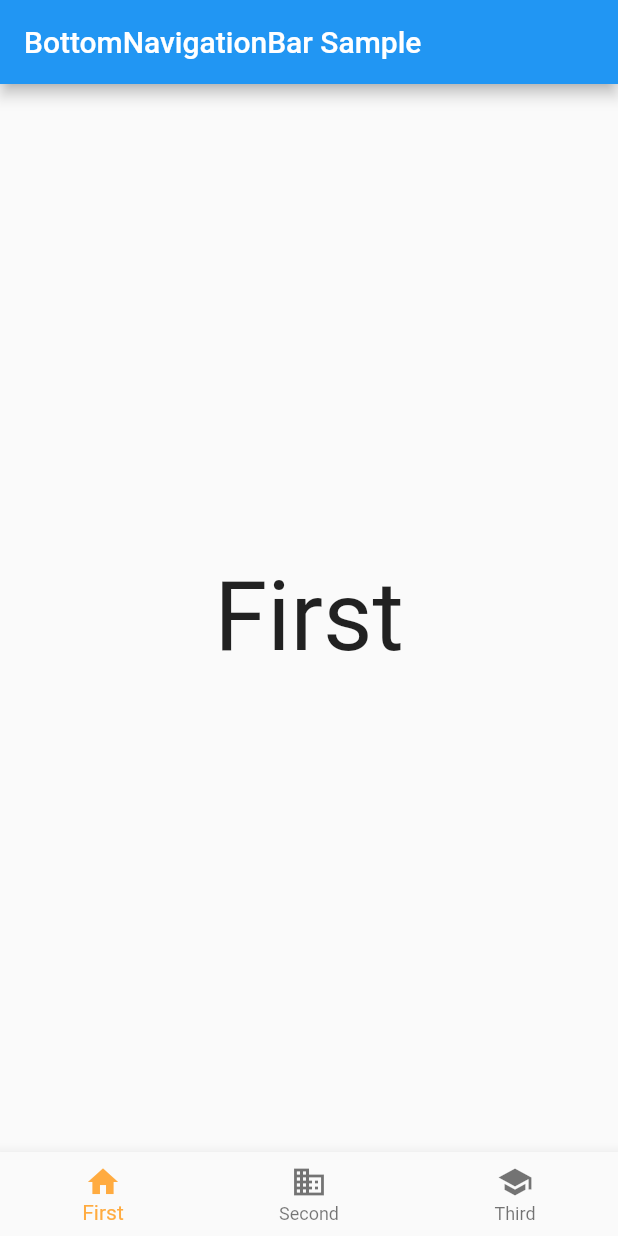
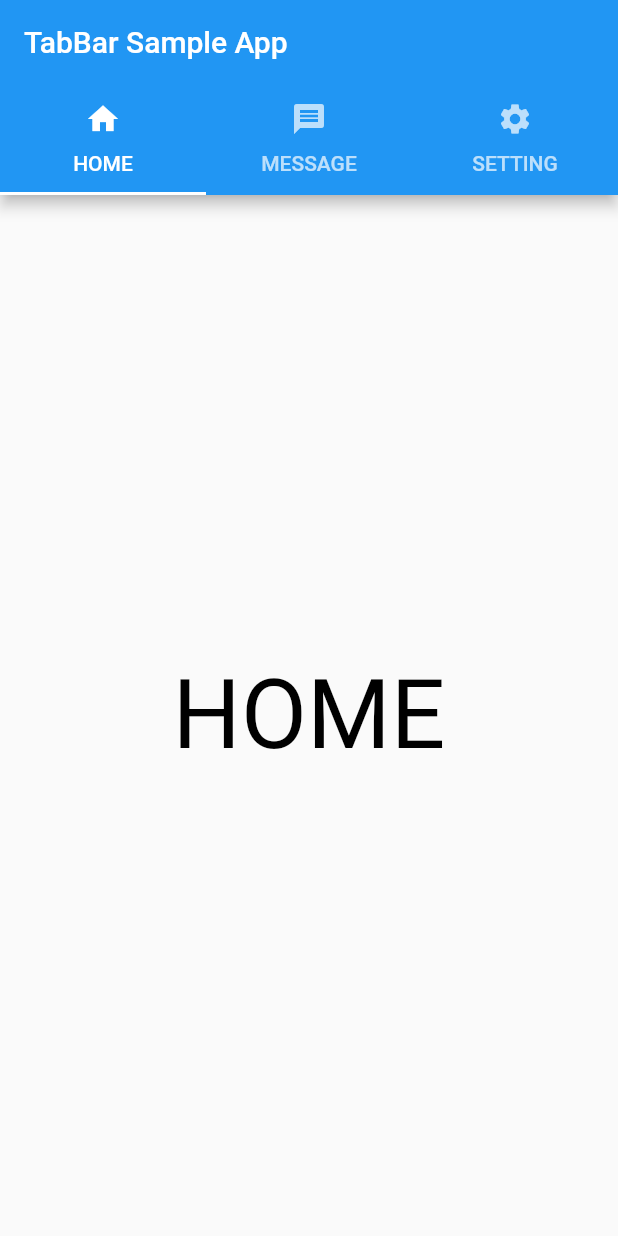
Before and after one commit to tokumei-nisan/FirstFlutterApp, a Flutter app: the screen it shows after launch, on a phone screen of 412 x 824 dp. Run offline on Flutter 3.47's test engine with Material 3 defaults, Android fonts, the phone set to English and light mode, and no system bars.

Commit message:
tab menu

```diff
--- a/navigator_app/lib/main.dart
+++ b/navigator_app/lib/main.dart
@@ -10,7 +10,7 @@
   @override
   Widget build(BuildContext context) {
     return MaterialApp(
-      title: 'BottomNavigationBar App',
+      title: 'TabBar And TabBarView App',
       theme: ThemeData(
         useMaterial3: false,  // Material 3�𖳌��ɂ���
       ),
@@ -28,48 +28,59 @@
 
 class _HomePageState extends State<HomePage> {
 
-  int _selectedIndex = 0;
-
-  static const List<Widget> _pageItems = <Widget>[
-    Text('First', style: TextStyle(fontSize: 64.0)),
-    Text('Second', style: TextStyle(fontSize: 64.0)),
-    Text('Third', style: TextStyle(fontSize: 64.0)),
+  final List<Tab> _tabs = <Tab> [
+    const Tab(text:'HOME', icon: Icon(Icons.home)),
+    const Tab(text:'MESSAGE', icon: Icon(Icons.message)),
+    const Tab(text:'SETTING', icon: Icon(Icons.settings)),
   ];
 
   @override
   Widget build(BuildContext context) {
-    return Scaffold(
-      appBar: AppBar(
-        title: const Text('BottomNavigationBar Sample'),
-      ),
-      body: Center(
-        child: _pageItems.elementAt(_selectedIndex),
-      ),
-      bottomNavigationBar: BottomNavigationBar(
-        items: const [
-          BottomNavigationBarItem(
-            icon: Icon(Icons.home),
-            label: 'First',
+    return DefaultTabController(
+      length: _tabs.length,
+      child: Scaffold(
+        appBar: AppBar(
+          title: const Text('TabBar Sample App'),
+          bottom: TabBar(
+            tabs: _tabs,
           ),
-          BottomNavigationBarItem(
-            icon: Icon(Icons.business),
-            label: 'Second',
-          ),
-          BottomNavigationBarItem(
-            icon: Icon(Icons.school),
-            label: 'Third',
-          ),
-        ],
-        currentIndex: _selectedIndex,
-        selectedItemColor: Colors.orangeAccent,
-        onTap: _onNavigationItemTapped,
+        ),
+        body: const TabBarView(
+            children: <Widget> [
+              TabPage(title: 'HOME', textColor: Colors.black),
+              TabPage(title: 'MESSAGE', textColor: Colors.red),
+              TabPage(title: 'SETTING', textColor: Colors.green,),
+            ]
+        ),
       ),
     );
   }
+}
 
-  void _onNavigationItemTapped(int index) {
-    setState(() {
-      _selectedIndex = index;
-    });
+class TabPage extends StatelessWidget {
+
+  final String title;
+  final Color textColor;
+
+  const TabPage({
+    super.key,
+    required this.title,
+    required this.textColor
+  });
+
+  @override
+  Widget build(BuildContext context) {
+    return Center(
+      child:Column(
+        mainAxisSize: MainAxisSize.min,
+        crossAxisAlignment: CrossAxisAlignment.center,
+        children: <Widget>[
+          Text(title, style: TextStyle(
+              fontSize: 64.0,
+              color: textColor
+          ),),
+        ],
+      ),
+    );
   }
 }
```
